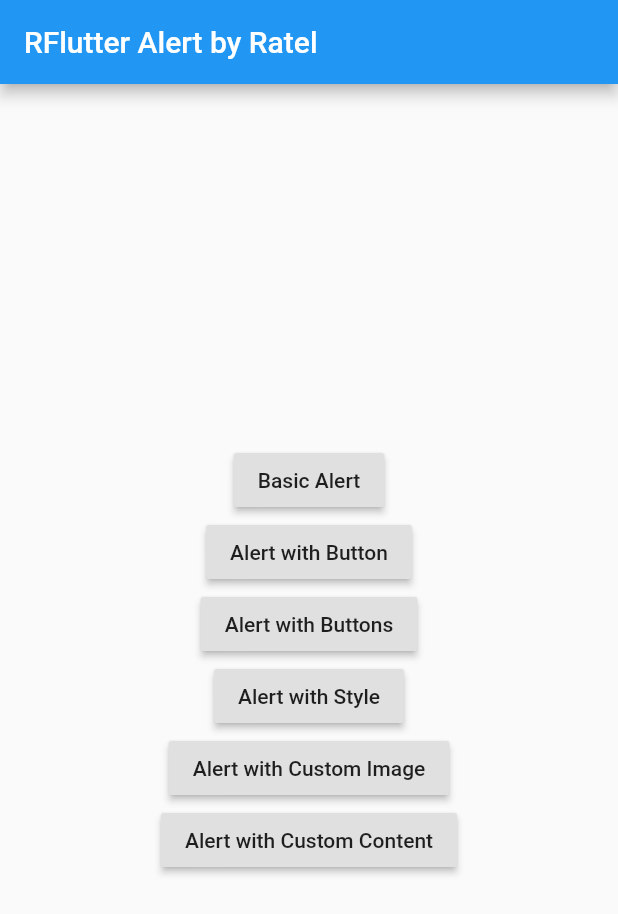
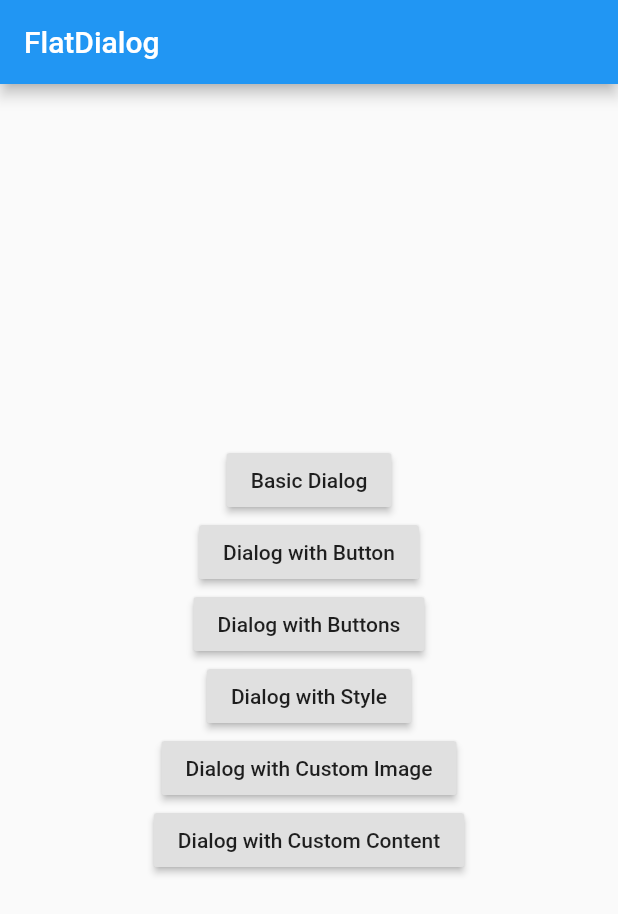
Before and after one commit to BrunoJurkovic/flat_dialog, a Flutter app: the screen it shows after launch, on a phone screen of 412 x 824 dp. Shown: the top 914 px of the screen. Run offline on Flutter 3.47's test engine with Material 2 defaults, Android fonts, the phone set to English and light mode, and no system bars.

Commit message:
Fixed custom image

```diff
--- a/example/lib/main.dart
+++ b/example/lib/main.dart
@@ -10,7 +10,7 @@ class RatelApp extends StatelessWidget {
       debugShowCheckedModeBanner: false,
       home: Scaffold(
         appBar: AppBar(
-          title: Text('RFlutter Alert by Ratel'),
+          title: Text('FlatDialog'),
         ),
         body: PopupDialog(),
       ),
@@ -26,27 +26,27 @@ class PopupDialog extends StatelessWidget {
         mainAxisAlignment: MainAxisAlignment.center,
         children: <Widget>[
           RaisedButton(
-            child: Text('Basic Alert'),
+            child: Text('Basic Dialog'),
             onPressed: () => _onBasicAlertPressed(context),
           ),
           RaisedButton(
-            child: Text('Alert with Button'),
+            child: Text('Dialog with Button'),
             onPressed: () => _onAlertButtonPressed(context),
           ),
           RaisedButton(
-            child: Text('Alert with Buttons'),
+            child: Text('Dialog with Buttons'),
             onPressed: () => _onAlertButtonsPressed(context),
           ),
           RaisedButton(
-            child: Text('Alert with Style'),
+            child: Text('Dialog with Style'),
             onPressed: () => _onAlertWithStylePressed(context),
           ),
           RaisedButton(
-            child: Text('Alert with Custom Image'),
+            child: Text('Dialog with Custom Image'),
             onPressed: () => _onAlertWithCustomImagePressed(context),
           ),
           RaisedButton(
-            child: Text('Alert with Custom Content'),
+            child: Text('Dialog with Custom Content'),
             onPressed: () => _onAlertWithCustomContentPressed(context),
           ),
         ],
@@ -54,42 +54,39 @@ class PopupDialog extends StatelessWidget {
     );
   }
 
-// The easiest way for creating RFlutter Alert
   Future<bool> _onBasicAlertPressed(BuildContext context) {
     return Alert(
             context: context,
-            title: "RFLUTTER ALERT",
-            desc: "Flutter is more awesome with RFlutter Alert.")
+            title: "DIALOG",
+            desc: "Here is some example text.")
         .show();
   }
 
-// Alert with single button.
   Future<bool> _onAlertButtonPressed(BuildContext context) {
     return Alert(
       context: context,
       type: DialogType.error,
-      title: "RFLUTTER ALERT",
-      desc: "Flutter is more awesome with RFlutter Alert.",
+      title: "DIALOG EXAMPLE",
+      desc: "Some text for you to understand the layout :)",
       buttons: [
         FlatDialogButton(
-          child: Text(
-            "COOL",
+          child: const Text(
+            "Amazing!",
             style: TextStyle(color: Colors.white, fontSize: 20),
           ),
           onPressed: () => Navigator.pop(context),
-          width: 120,
+          width: 150,
         )
       ],
     ).show();
   }
 
-// Alert with multiple and custom buttons
   Future<bool> _onAlertButtonsPressed(BuildContext context) {
     return Alert(
       context: context,
       type: DialogType.warning,
-      title: "RFLUTTER ALERT",
-      desc: "Flutter is more awesome with RFlutter Alert.",
+      title: "DIALOG",
+      desc: "Here is another dialog example.",
       buttons: [
         FlatDialogButton(
           child: Text(
@@ -114,15 +111,13 @@ class PopupDialog extends StatelessWidget {
     ).show();
   }
 
-// Advanced using of alerts
   Future<bool> _onAlertWithStylePressed(BuildContext context) {
-    // Reusable alert style
-    var alertStyle = AlertStyle(
+    AlertStyle alertStyle = AlertStyle(
         animationStyle: AnimationStyle.fromTop,
         closeButtonVisible: false,
         isTapDismiss: false,
         descStyle: TextStyle(fontWeight: FontWeight.bold),
-        animationDuration: Duration(milliseconds: 400),
+        animationDuration: const Duration(milliseconds: 400),
         alertBorder: RoundedRectangleBorder(
           borderRadius: BorderRadius.circular(0.0),
           side: BorderSide(
@@ -132,9 +127,8 @@ class PopupDialog extends StatelessWidget {
         titleStyle: TextStyle(
           color: Colors.red,
         ),
-        boxConstraints: BoxConstraints.expand(width: 300));
+        boxConstraints: const BoxConstraints.expand(width: 300));
 
-    // Alert dialog using custom alert style
     return Alert(
       context: context,
       style: alertStyle,
@@ -144,28 +138,26 @@ class PopupDialog extends StatelessWidget {
       buttons: [
         FlatDialogButton(
           child: Text(
-            "COOL",
-            style: TextStyle(color: Colors.white, fontSize: 20),
+            "Okay",
+            style: const TextStyle(color: Colors.white, fontSize: 20),
           ),
           onPressed: () => Navigator.pop(context),
-          color: Color.fromRGBO(0, 179, 134, 1.0),
+          color: const Color.fromRGBO(0, 179, 134, 1.0),
           radius: BorderRadius.circular(0.0),
         ),
       ],
     ).show();
   }
 
-// Alert custom images
   Future<bool> _onAlertWithCustomImagePressed(BuildContext context) {
     return Alert(
       context: context,
-      title: "RFLUTTER ALERT",
-      desc: "Flutter is more awesome with RFlutter Alert.",
-      image: Image.asset("assets/success.png"),
+      title: "Alert with a different image.",
+      desc: "Custom image example",
+      image: Image.asset("assets/images/success.png"),
     ).show();
   }
 
-// Alert custom content
   Future<bool> _onAlertWithCustomContentPressed(BuildContext context) {
     return Alert(
         context: context,
--- a/example/pubspec.yaml
+++ b/example/pubspec.yaml
@@ -46,9 +46,8 @@ flutter:
   uses-material-design: true
 
   # To add assets to your application, add an assets section, like this:
-  # assets:
-  #   - images/a_dot_burr.jpeg
-  #   - images/a_dot_ham.jpeg
+  assets:
+    - assets/images/
 
   # An image asset can refer to one or more resolution-specific "variants", see
   # https://flutter.dev/assets-and-images/#resolution-aware.
--- a/lib/src/flat_dialog_button.dart
+++ b/lib/src/flat_dialog_button.dart
@@ -37,7 +37,7 @@ class FlatDialogButton extends StatelessWidget {
       child: Material(
         color: Colors.transparent,
         child: InkWell(
-          onTap: () => {onPressed},
+          onTap: () => {onPressed()},
           child: Center(
             child: child,
           ),
```
Also changed, not shown: example/assets/images/success.png (added).
